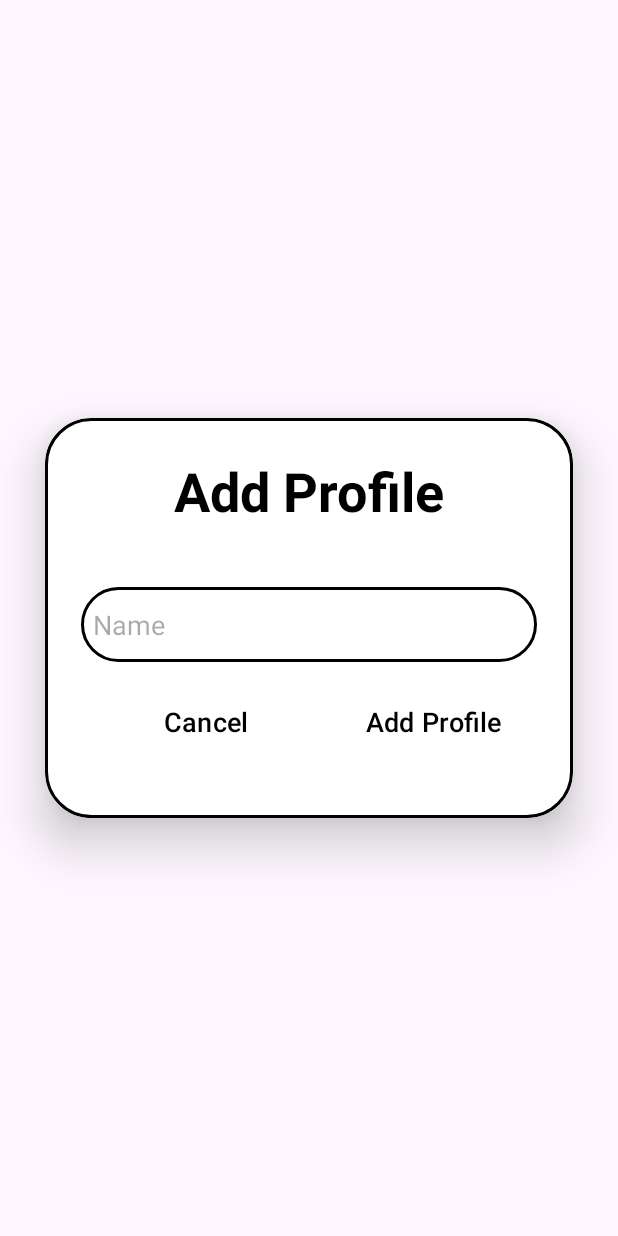
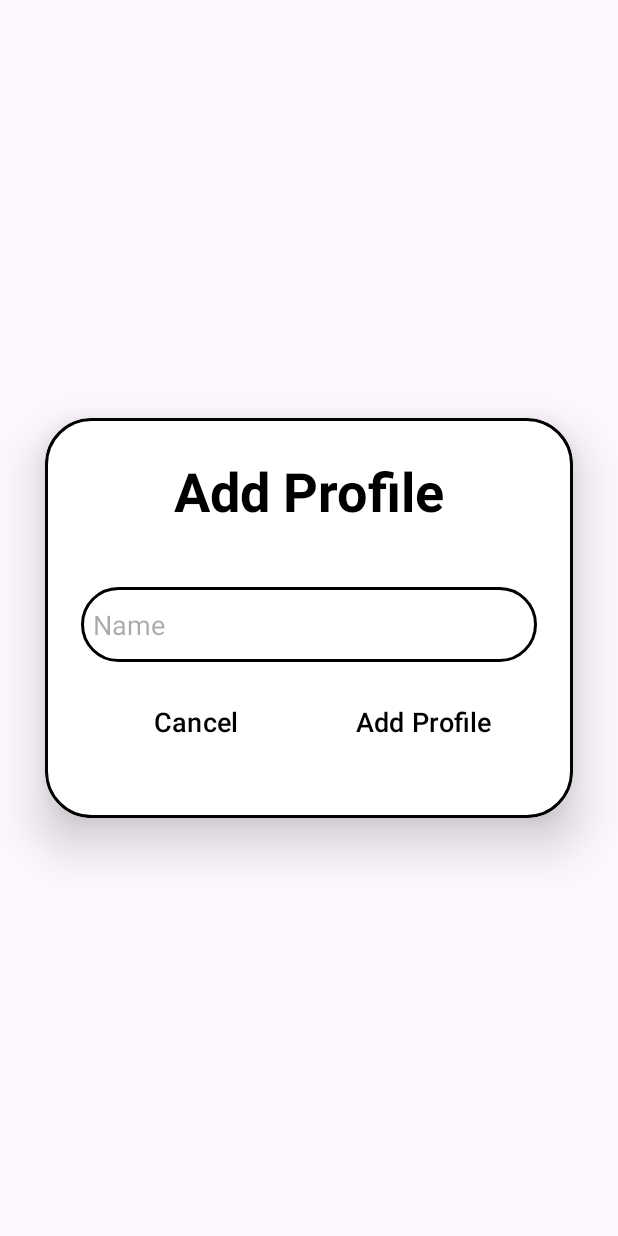
Before and after one commit to GH-Henry/MyApplication, an Android app: the AddProfileActivity screen opened directly, with no data from a screen before it, on a phone screen of 412 x 824 dp. Run offline under Robolectric (Android 15) with nearby library versions, the phone set to English and light mode, and no system bars.

Commit message:
Profiles

```diff
--- a/app/build.gradle.kts
+++ b/app/build.gradle.kts
@@ -47,8 +47,6 @@ dependencies {
     implementation("androidx.navigation:navigation-ui:2.7.3")
     implementation("androidx.gridlayout:gridlayout:1.0.0")
     implementation("com.google.firebase:firebase-database:20.2.2")
-    implementation("com.google.firebase:firebase-storage-ktx:20.2.1")
-    implementation("com.google.firebase:firebase-storage:20.2.1")
     implementation("com.google.firebase:firebase-database-ktx:20.2.2")
     testImplementation("junit:junit:4.13.2")
     androidTestImplementation("androidx.test.ext:junit:1.1.5")
--- a/app/src/main/java/com/example/mystylist/AccountActivity.java
+++ b/app/src/main/java/com/example/mystylist/AccountActivity.java
@@ -38,9 +38,7 @@ public class AccountActivity extends AppCompatActivity {
         editAccountButton.setOnClickListener(new View.OnClickListener() {
             @Override
             public void onClick(View view) {
-                Intent intent = new Intent(AccountActivity.this, EditAccountActivity.class);
                 passUserData();
-                startActivity(intent);
             }
         });
     }
--- a/app/src/main/res/layout/activity_add_profile.xml
+++ b/app/src/main/res/layout/activity_add_profile.xml
@@ -46,21 +46,22 @@
                 android:orientation="horizontal">
 
                 <Button
-                    android:layout_width="wrap_content"
+                    android:layout_width="140dp"
                     android:layout_height="80dp"
                     android:text="Cancel"
                     android:id="@+id/cancel_add_Account_button"
                     android:textSize="18sp"
-                    android:layout_weight="1"
+                    android:layout_weight=".5"
                     android:backgroundTint="@color/white"
                     android:textColor="@color/black"
                     app:cornerRadius = "20dp"/>
                 <Button
-                    android:layout_width="wrap_content"
+                    android:layout_width="140dp"
                     android:layout_height="80dp"
                     android:text="Add Profile"
                     android:id="@+id/accept_add_Account_button"
                     android:textSize="18sp"
+                    android:layout_weight=".5"
                     android:backgroundTint="@color/white"
                     android:textColor="@color/black"
                     android:layout_margin="0dp"
```
Also changed, not shown: app/src/main/java/com/example/mystylist/EditAccountActivity.java (+8 -1 lines), app/src/main/java/com/example/mystylist/LoginActivity.java (+11 -0 lines), app/src/main/res/layout/activity_edit_account.xml (+18 -2 lines), app/src/main/res/layout/activity_login.xml (+10 -0 lines).
